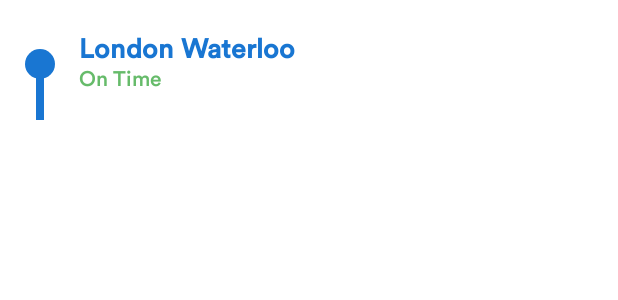
After one commit to charlie-niekirk/TrainTimes, an Android app: the layout station_stop_first_item.xml on its own in the app's theme, with its tools: preview values and no code run, on a phone screen of 412 x 824 dp. The commit adds this screen. Shown: the top 300 px of the screen. Run offline under Robolectric (Android 15) with nearby library versions, the phone set to English and light mode, and no system bars.

Commit message:
Fixed RecyclerView display issue

```diff
--- a/app/src/main/java/com/cniekirk/traintimes/model/getdepboard/res/CallingPoint.kt
+++ b/app/src/main/java/com/cniekirk/traintimes/model/getdepboard/res/CallingPoint.kt
@@ -8,5 +8,6 @@
     @PropertyElement(name = "lt7:locationName") val locationName: String,
     @PropertyElement(name = "lt7:crs") val stationCode: String,
     @PropertyElement(name = "lt7:st") val scheduledTime: String,
-    @PropertyElement(name = "lt7:et") val estimatedTime: String?
+    @PropertyElement(name = "lt7:et") val estimatedTime: String?,
+    @PropertyElement(name = "lt7:at") val actualTime: String?
 )
--- a/app/src/main/java/com/cniekirk/traintimes/model/getdepboard/res/CallingPointsList.kt
+++ b/app/src/main/java/com/cniekirk/traintimes/model/getdepboard/res/CallingPointsList.kt
@@ -5,5 +5,5 @@
 
 @Xml(name = "lt7:callingPointList")
 data class CallingPointsList(
-    @Element val callingPoints: List<CallingPoint>
+    @Element var callingPoints: MutableList<CallingPoint>
 )
--- a/app/src/main/java/com/cniekirk/traintimes/ui/main/StationListAdapter.kt
+++ b/app/src/main/java/com/cniekirk/traintimes/ui/adapter/StationListAdapter.kt
@@ -1,4 +1,4 @@
-package com.cniekirk.traintimes.ui.main
+package com.cniekirk.traintimes.ui.adapter
 
 import android.view.LayoutInflater
 import android.view.View
@@ -10,7 +10,8 @@
 import kotlinx.android.extensions.LayoutContainer
 
 class StationListAdapter(private val stations: List<CRS>,
-                         private val onStationItemSelected: OnStationItemSelected)
+                         private val onStationItemSelected: OnStationItemSelected
+)
     :RecyclerView.Adapter<StationListAdapter.StationListViewHolder>() {
 
     override fun onCreateViewHolder(parent: ViewGroup, viewType: Int): StationListViewHolder {
--- /dev/null
+++ b/app/src/main/res/layout/station_stop_first_item.xml
@@ -0,0 +1,66 @@
+<?xml version="1.0" encoding="utf-8"?>
+<androidx.constraintlayout.widget.ConstraintLayout xmlns:android="http://schemas.android.com/apk/res/android"
+    android:layout_width="match_parent"
+    android:layout_height="wrap_content"
+    xmlns:app="http://schemas.android.com/apk/res-auto"
+    xmlns:tools="http://schemas.android.com/tools"
+    tools:layout_height="80dp">
+
+    <View
+        android:id="@+id/side_bar"
+        android:layout_width="5dp"
+        android:layout_height="0dp"
+        app:layout_constraintStart_toStartOf="parent"
+        app:layout_constraintBottom_toBottomOf="parent"
+        android:layout_marginStart="24dp"
+        app:layout_constraintHeight_percent="0.5"
+        android:background="@color/colorAccent"/>
+
+    <Space
+        android:id="@+id/spacer"
+        android:layout_width="wrap_content"
+        android:layout_height="7dp"
+        app:layout_constraintBottom_toTopOf="@id/side_bar"
+        app:layout_constraintStart_toStartOf="parent"/>
+
+    <View
+        android:id="@+id/station_indicator"
+        android:layout_width="20dp"
+        android:layout_height="20dp"
+        app:layout_constraintTop_toTopOf="@id/spacer"
+        app:layout_constraintStart_toStartOf="@id/side_bar"
+        app:layout_constraintEnd_toEndOf="@id/side_bar"
+        android:background="@drawable/circular_bg"/>
+
+    <com.google.android.material.textview.MaterialTextView
+        android:id="@+id/station_name"
+        android:layout_width="wrap_content"
+        android:layout_height="wrap_content"
+        app:layout_constraintTop_toTopOf="parent"
+        app:layout_constraintBottom_toTopOf="@id/stop_status"
+        app:layout_constraintStart_toEndOf="@id/station_indicator"
+        app:layout_constraintVertical_chainStyle="packed"
+        app:layout_constraintVertical_bias="0.6"
+        android:layout_marginStart="16dp"
+        android:layout_marginTop="16dp"
+        android:textColor="@color/colorAccent"
+        android:textSize="18sp"
+        android:textStyle="bold"
+        tools:text="London Waterloo"
+        tools:fontFamily="@font/circularstd"/>
+
+    <!-- Status to show e.g. "Departed on Time" or "On Time" or "XX:YY" or "Cancelled" etc. -->
+    <com.google.android.material.textview.MaterialTextView
+        android:id="@+id/stop_status"
+        android:layout_width="wrap_content"
+        android:layout_height="wrap_content"
+        app:layout_constraintTop_toBottomOf="@id/station_name"
+        app:layout_constraintBottom_toBottomOf="parent"
+        app:layout_constraintStart_toStartOf="@id/station_name"
+        app:layout_constraintVertical_chainStyle="packed"
+        android:layout_marginBottom="16dp"
+        android:textColor="@color/colorGreen"
+        tools:text="On Time"
+        tools:fontFamily="@font/circularstd"/>
+
+</androidx.constraintlayout.widget.ConstraintLayout>
--- a/app/src/main/res/values-night/colors.xml
+++ b/app/src/main/res/values-night/colors.xml
@@ -10,4 +10,5 @@
     <color name="colorRed">#ef9a9a</color>
     <color name="colorGreen">#A5D6A7</color>
     <color name="colorPillText">#FFFFFF</color>
+    <color name="colorSidelineTrans">#60FFFFFF</color>
 </resources>
--- a/app/src/main/res/values/colors.xml
+++ b/app/src/main/res/values/colors.xml
@@ -10,6 +10,7 @@
     <color name="colorRed">#ef5350</color>
     <color name="colorGreen">#66BB6A</color>
     <color name="colorPillText">#FFFFFF</color>
+    <color name="colorSidelineTrans">#60FFFFFF</color>
     <color name="transparent">#00000000</color>
 
     <color name="tocTflRail">#000CA6</color>
```
Also changed, not shown: app/src/main/java/com/cniekirk/traintimes/repo/NreRepositoryImpl.kt (+22 -1 lines), app/src/main/java/com/cniekirk/traintimes/ui/adapter/DepartureListAdapter.kt (renamed from app/src/main/java/com/cniekirk/traintimes/ui/main/DepartureListAdapter.kt, +6 -5 lines), app/src/main/java/com/cniekirk/traintimes/ui/adapter/StationTimelineAdapter.kt (added, +128 -0 lines), app/src/main/java/com/cniekirk/traintimes/ui/main/HomeFragment.kt (+19 -3 lines), app/src/main/java/com/cniekirk/traintimes/ui/main/ServiceDetailFragment.kt (+33 -4 lines), app/src/main/java/com/cniekirk/traintimes/ui/main/StationSearchFragment.kt (+10 -9 lines), app/src/main/res/layout/fragment_service_detail.xml (+11 -0 lines), app/src/main/res/layout/station_stop_end_item.xml (added, +65 -0 lines), app/src/main/res/layout/station_stop_middle_item.xml (added, +59 -0 lines).
